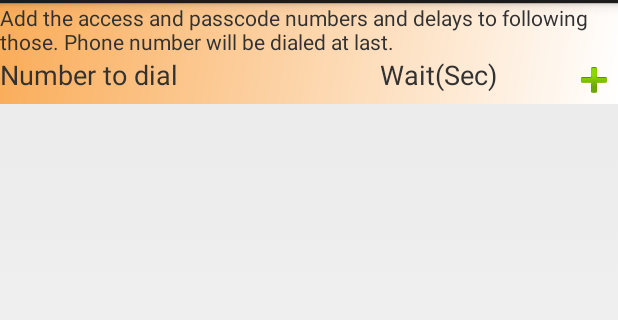
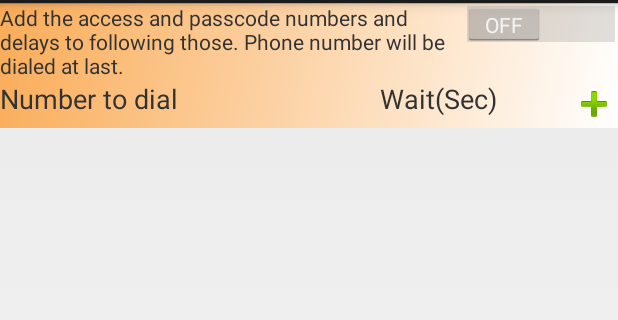
Before and after one commit to ponmaran/JumpCall, an Android app: the screen it shows after launch (MainActivity), on a phone screen of 412 x 824 dp, the part 69-389 px from its top. Run offline under Robolectric (Android 15) with nearby library versions, the phone set to English and light mode, and no system bars.

Commit message:
Adding ON/OFF button

```diff
--- a/app/build.gradle
+++ b/app/build.gradle
@@ -1,7 +1,7 @@
 apply plugin: 'com.android.application'
 
 android {
-    compileSdkVersion 20
+    compileSdkVersion 25
     buildToolsVersion "25.0.0"
 
     defaultConfig {
--- a/app/src/main/AndroidManifest.xml
+++ b/app/src/main/AndroidManifest.xml
@@ -2,10 +2,6 @@
     package="com.ponmaran.JumpCall"
     android:versionCode="1"
     android:versionName="1.0" >
-
-    <uses-sdk
-        android:minSdkVersion="11"
-        android:targetSdkVersion="20" />
 
     <uses-permission android:name="android.permission.CALL_PHONE" />
     <uses-permission android:name="android.permission.PROCESS_OUTGOING_CALLS" />
--- a/app/src/main/java/com/ponmaran/JumpCall/MainActivity.java
+++ b/app/src/main/java/com/ponmaran/JumpCall/MainActivity.java
@@ -1,8 +1,10 @@
 package com.ponmaran.JumpCall;
 
 import android.app.Activity;
+import android.content.ComponentName;
 import android.content.Context;
 import android.content.SharedPreferences;
+import android.content.pm.PackageManager;
 import android.os.Bundle;
 import android.util.Log;
 import android.view.LayoutInflater;
@@ -12,6 +14,7 @@ import android.view.View;
 import android.widget.EditText;
 import android.widget.ImageButton;
 import android.widget.LinearLayout;
+import android.widget.Switch;
 import android.widget.Toast;
 
 import org.apache.commons.lang3.StringUtils;
@@ -24,6 +27,7 @@ public class MainActivity extends Activity {
     private final String TAG = "MainActivity";
     static final String SHARED_PREF_NAME = "BRIDGE_DATA";
     static final String SHARED_PREF_KEY_BRIDGES = "BRIDGE";
+    static final String SHARED_PREF_KEY_RECEIVER_STATE = "RECEIVER_STATE";
 
     private SharedPreferences sharedPref;
 
@@ -39,7 +43,14 @@ public class MainActivity extends Activity {
         ImageButton buttonPlus = (ImageButton) findViewById(R.id.buttonAddRow);
         buttonPlus.setOnClickListener(listener);
 
+        Switch aSwitch = (Switch) findViewById(R.id.switchReceiverOnOff);
+        aSwitch.setOnClickListener(listener);
+
         sharedPref = getSharedPreferences(SHARED_PREF_NAME, Context.MODE_PRIVATE);
+
+        boolean receiverState = getSavedReceiverState();
+        setReceiverState(receiverState);
+        aSwitch.setChecked(receiverState);
 
         String[][] set = getSavedBridgeData();
         for (String[] aSet : set) {
@@ -60,16 +71,31 @@ public class MainActivity extends Activity {
                     LinearLayout v = (LinearLayout) view.getParent();
                     fieldParent.removeView(v);
                     break;
+                case R.id.switchReceiverOnOff:
+                    Switch aSwitch = (Switch) view;
+                    boolean checked = aSwitch.isChecked();
+                    setReceiverState(checked);
+                    saveReceiverState(checked);
+                    Toast.makeText(
+                            getApplicationContext(),
+                            "AltRoute " + (
+                                    checked?
+                                            "Enabled" :
+                                            "Disabled"),
+                            Toast.LENGTH_LONG)
+                            .show();
             }
         }
     };
 
     @Override public boolean onCreateOptionsMenu(Menu menu) {
+        Log.d(TAG, "onCreateOptionsMenu");
         getMenuInflater().inflate(R.menu.activity_main, menu);
         return true;
     }
 
     @Override public boolean onOptionsItemSelected(MenuItem item){
+        Log.d(TAG, "onOptionsItemSelected");
         switch (item.getItemId()) {
             case R.id.menu_save:
                 saveBridgeData(captureBridgeDataFromView());
@@ -102,6 +128,18 @@ public class MainActivity extends Activity {
                 }
         }
         super.onBackPressed();
+    }
+
+    private void setReceiverState(boolean checked) {
+        Log.d(TAG, "Receiver ON/OFF");
+        ComponentName componentName = new ComponentName(MainActivity.this,CatchOutgoingCall.class);
+        getPackageManager()
+                .setComponentEnabledSetting(
+                        componentName,
+                        checked ?
+                                PackageManager.COMPONENT_ENABLED_STATE_ENABLED :
+                                PackageManager.COMPONENT_ENABLED_STATE_DISABLED,
+                        PackageManager.DONT_KILL_APP);
     }
 
     public String[][] captureBridgeDataFromView() {
@@ -154,6 +192,11 @@ public class MainActivity extends Activity {
         delayBox.setText(delay);
     }
 
+    private boolean getSavedReceiverState() {
+        Log.d(TAG,"Read Receiver state");
+        return sharedPref.getBoolean(SHARED_PREF_KEY_RECEIVER_STATE, false);
+    }
+
     private String[][] getSavedBridgeData(){
         Log.d(TAG, "Read saved data");
         String a = sharedPref.getString(SHARED_PREF_KEY_BRIDGES, getString(R.string.bridge_default_value));
@@ -162,6 +205,13 @@ public class MainActivity extends Activity {
         for(int i=0;i<pairs.length;i++)
             set[i] = StringUtils.split(pairs[i],"~");
         return set;
+    }
+
+    private void saveReceiverState(boolean state) {
+        Log.d(TAG,"Write Receiver state");
+        SharedPreferences.Editor editor = sharedPref.edit();
+        editor.putBoolean(SHARED_PREF_KEY_RECEIVER_STATE, state);
+        editor.apply();
     }
 
     private void saveBridgeData(String[][] set){
--- a/app/src/main/res/layout/activity_main.xml
+++ b/app/src/main/res/layout/activity_main.xml
@@ -8,11 +8,18 @@
         android:background="@drawable/bg_color"
         android:orientation="vertical">
 
+        <Switch android:id="@+id/switchReceiverOnOff"
+            android:layout_width="wrap_content"
+            android:layout_height="wrap_content"
+            android:layout_alignParentTop="true"
+            android:layout_alignParentEnd="true" />
+
         <TextView
             android:id="@+id/instruction_text"
             android:layout_width="wrap_content"
             android:layout_height="wrap_content"
             android:layout_alignParentTop="true"
+            android:layout_toStartOf="@id/switchReceiverOnOff"
             android:text="@string/config_page_message" />
 
         <LinearLayout android:id="@+id/fieldHeader"
```
